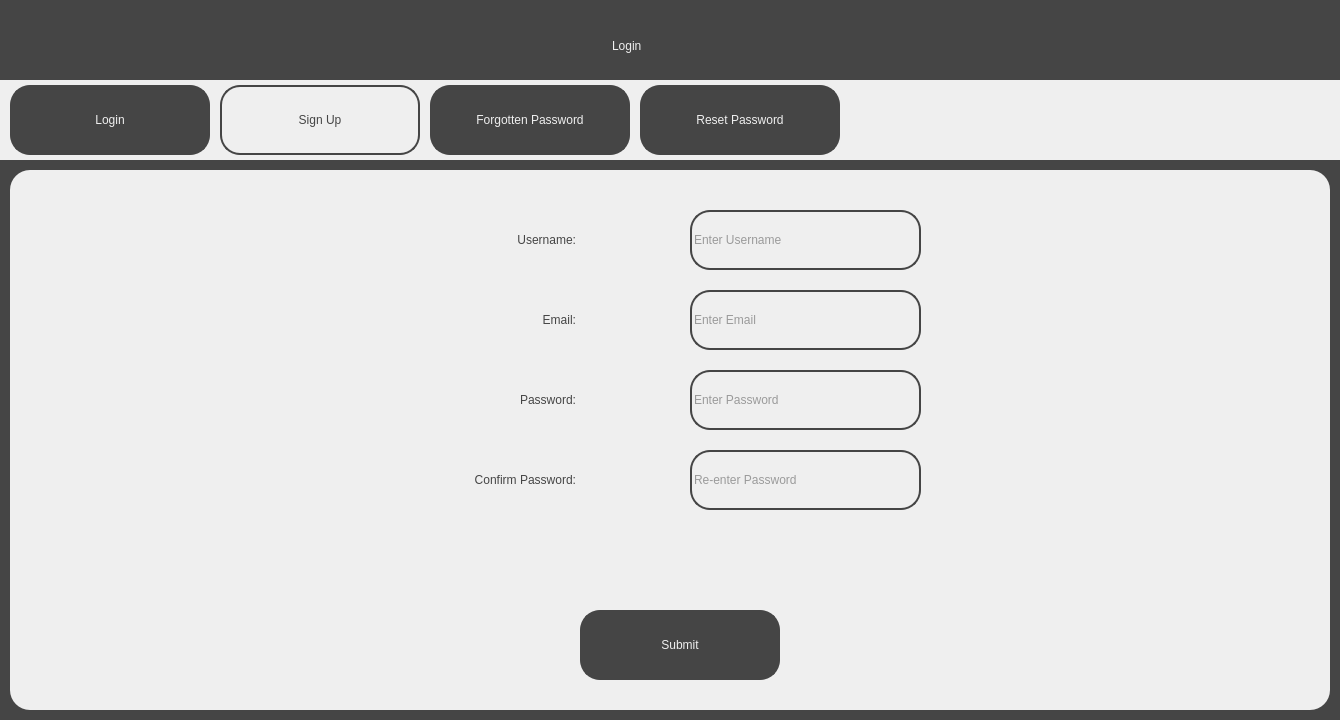
Old version of the form src/ui/login_screens/signup.ui in the repository jackm245/Riemann-Hypothesis.
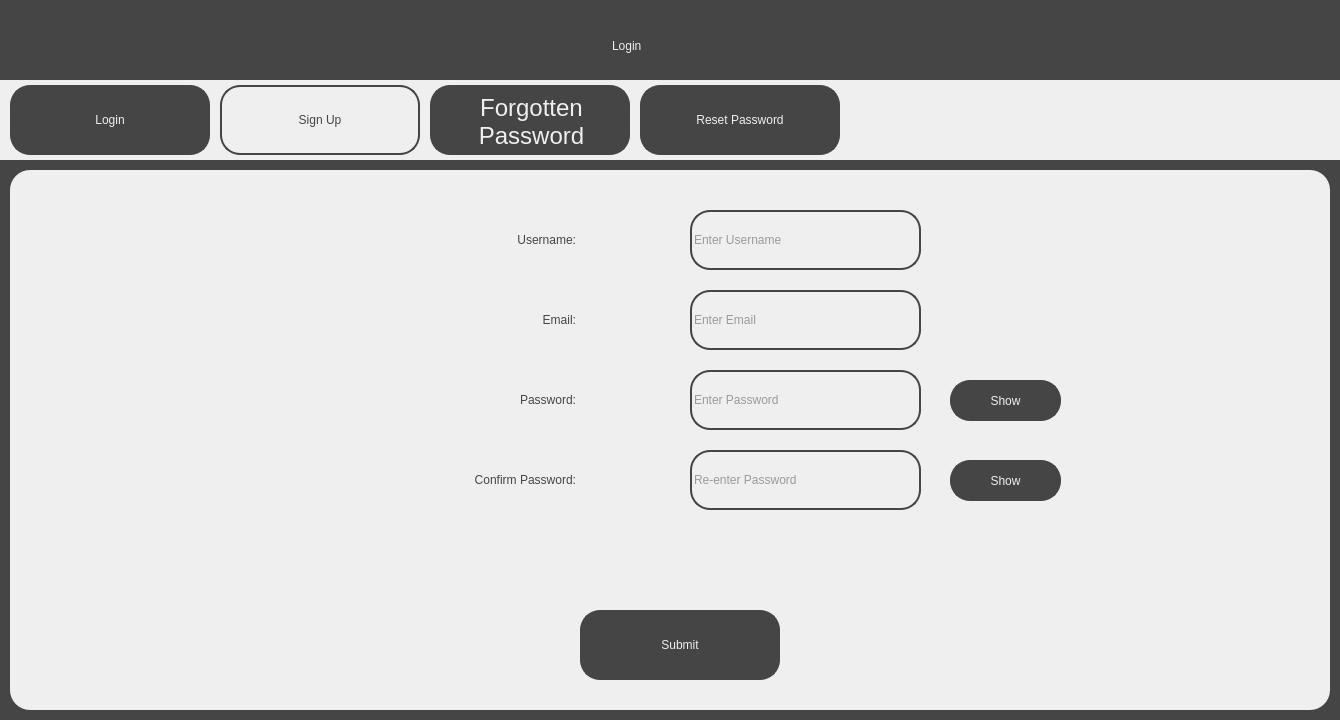
New version of the form.

Commit message: Change fonts and add tutorial

The edit to the form file:
```diff
--- a/src/ui/login_screens/signup.ui
+++ b/src/ui/login_screens/signup.ui
@@ -104,30 +104,6 @@
       <string>Sign Up</string>
      </property>
     </widget>
-    <widget class="QPushButton" name="ForgottenPasswordTab">
-     <property name="geometry">
-      <rect>
-       <x>430</x>
-       <y>5</y>
-       <width>200</width>
-       <height>70</height>
-      </rect>
-     </property>
-     <property name="cursor">
-      <cursorShape>PointingHandCursor</cursorShape>
-     </property>
-     <property name="styleSheet">
-      <string notr="true">border: 2px solid;
-border-radius: 20px;
-border-color:rgb(69, 69, 69);
-background-color: rgb(69, 69, 69);
-font: 12pt &quot;Sans Serif&quot;; color:rgb(239, 239, 239);
-</string>
-     </property>
-     <property name="text">
-      <string>Forgotten Password</string>
-     </property>
-    </widget>
     <widget class="QPushButton" name="ResetPasswordTab">
      <property name="geometry">
       <rect>
@@ -152,6 +128,50 @@
       <string>Reset Password</string>
      </property>
     </widget>
+    <widget class="QLabel" name="ForgottenPasswordLabel">
+     <property name="geometry">
+      <rect>
+       <x>430</x>
+       <y>5</y>
+       <width>200</width>
+       <height>70</height>
+      </rect>
+     </property>
+     <property name="styleSheet">
+      <string notr="true">border: 2px solid;
+border-radius: 20px;
+border-color:rgb(69, 69, 69);
+background-color: rgb(69, 69, 69);
+font: 18pt &quot;Sans Serif&quot;; color:rgb(239, 239, 239);
+padding: 7px;
+</string>
+     </property>
+     <property name="text">
+      <string>&lt;html&gt;&lt;head/&gt;&lt;body&gt;&lt;p align=&quot;center&quot;&gt;&lt;span style=&quot; font-size:18pt;&quot;&gt;Forgotten&lt;br/&gt;Password&lt;/span&gt;&lt;/p&gt;&lt;/body&gt;&lt;/html&gt;</string>
+     </property>
+    </widget>
+    <widget class="QPushButton" name="ForgottenPasswordTab">
+     <property name="geometry">
+      <rect>
+       <x>430</x>
+       <y>5</y>
+       <width>200</width>
+       <height>70</height>
+      </rect>
+     </property>
+     <property name="cursor">
+      <cursorShape>PointingHandCursor</cursorShape>
+     </property>
+     <property name="styleSheet">
+      <string notr="true">border: 2px solid;
+border-radius: 20px;
+background-color: rgba(0, 0, 0, 0);
+border-color: rgba(0, 0, 0, 0);</string>
+     </property>
+     <property name="text">
+      <string/>
+     </property>
+    </widget>
    </widget>
    <widget class="QWidget" name="MainWidget" native="true">
     <property name="geometry">
@@ -392,6 +412,54 @@
       <string>&lt;html&gt;&lt;head/&gt;&lt;body&gt;&lt;p align=&quot;center&quot;&gt;&lt;br/&gt;&lt;/p&gt;&lt;/body&gt;&lt;/html&gt;</string>
      </property>
     </widget>
+    <widget class="QPushButton" name="ShowHideButton_2">
+     <property name="geometry">
+      <rect>
+       <x>940</x>
+       <y>290</y>
+       <width>111</width>
+       <height>41</height>
+      </rect>
+     </property>
+     <property name="cursor">
+      <cursorShape>PointingHandCursor</cursorShape>
+     </property>
+     <property name="styleSheet">
+      <string notr="true">border: 2px solid;
+border-radius: 20px;
+border-color:rgb(69, 69, 69);
+background-color: rgb(69, 69, 69);
+font: 25pt &quot;Sans Serif&quot;; color:rgb(239, 239, 239);
+</string>
+     </property>
+     <property name="text">
+      <string>Show</string>
+     </property>
+    </widget>
+    <widget class="QPushButton" name="ShowHideButton">
+     <property name="geometry">
+      <rect>
+       <x>940</x>
+       <y>210</y>
+       <width>111</width>
+       <height>41</height>
+      </rect>
+     </property>
+     <property name="cursor">
+      <cursorShape>PointingHandCursor</cursorShape>
+     </property>
+     <property name="styleSheet">
+      <string notr="true">border: 2px solid;
+border-radius: 20px;
+border-color:rgb(69, 69, 69);
+background-color: rgb(69, 69, 69);
+font: 25pt &quot;Sans Serif&quot;; color:rgb(239, 239, 239);
+</string>
+     </property>
+     <property name="text">
+      <string>Show</string>
+     </property>
+    </widget>
    </widget>
   </widget>
  </widget>
```
Left out of the diff: 6 changed lines with no effect on the pictures. The commit also changes 18 other files.
